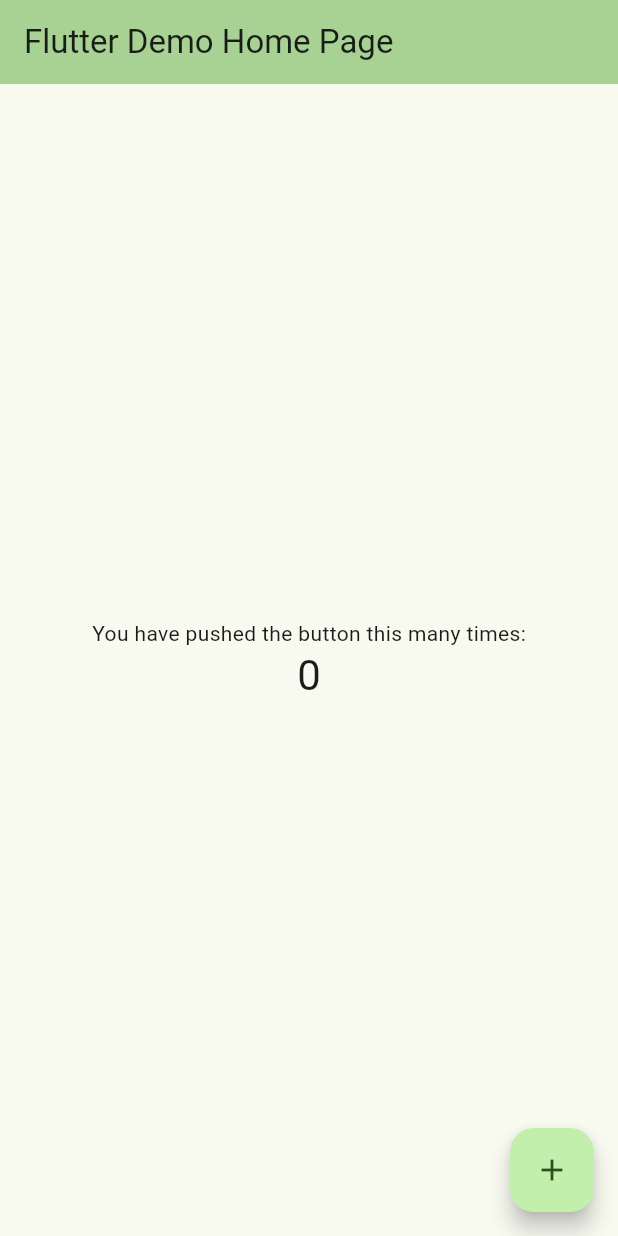
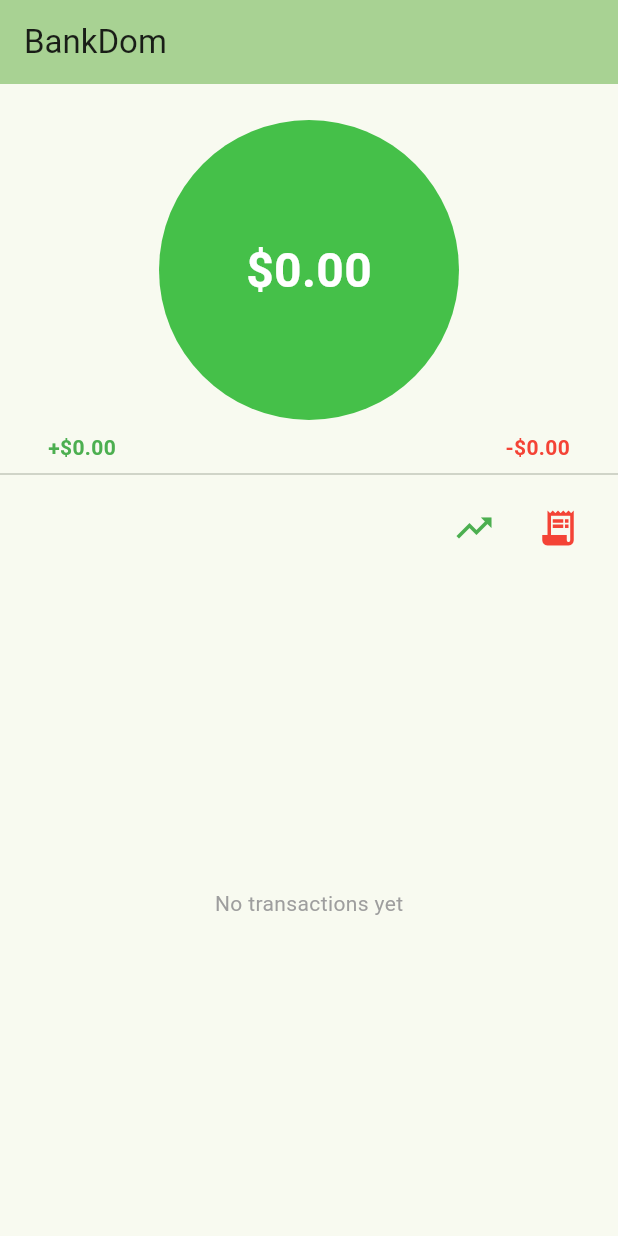
Before and after one commit to DanielGuerrero666/bankdom_v1, a Flutter app: the screen it shows after launch, on a phone screen of 412 x 824 dp. Run offline on Flutter 3.47's test engine with Material 3 defaults, Android fonts, the phone set to English and light mode, and no system bars.

Commit message:
Main structure working, working on categories and more basic necesities before jumping gamification, main focus now should be persistance. gotta learn that.

```diff
--- /dev/null
+++ b/lib/domain/models/transaction.dart
@@ -0,0 +1,17 @@
+enum TransactionType { earning, expense }
+
+class Transaction {
+  final String description;
+  final double amount;
+  final DateTime date;
+  final TransactionType type;
+  double percentage;
+
+  Transaction({
+    required this.description,
+    required this.amount,
+    required this.date,
+    required this.type,
+    this.percentage = 0.0,
+  });
+}
--- a/lib/main.dart
+++ b/lib/main.dart
@@ -1,4 +1,6 @@
 import 'package:flutter/material.dart';
+
+import 'presentation/screens/home_screen.dart';
 
 void main() {
   runApp(const MyApp());
@@ -7,116 +9,16 @@ void main() {
 class MyApp extends StatelessWidget {
   const MyApp({super.key});
 
-  // This widget is the root of your application.
   @override
   Widget build(BuildContext context) {
     return MaterialApp(
-      title: 'Flutter Demo',
+      title: 'BankDom',
       theme: ThemeData(
-        // This is the theme of your application.
-        //
-        // TRY THIS: Try running your application with "flutter run". You'll see
-        // the application has a purple toolbar. Then, without quitting the app,
-        // try changing the seedColor in the colorScheme below to Colors.green
-        // and then invoke "hot reload" (save your changes or press the "hot
-        // reload" button in a Flutter-supported IDE, or press "r" if you used
-        // the command line to start the app).
-        //
-        // Notice that the counter didn't reset back to zero; the application
-        // state is not lost during the reload. To reset the state, use hot
-        // restart instead.
-        //
-        // This works for code too, not just values: Most code changes can be
-        // tested with just a hot reload.
-        colorScheme: .fromSeed(seedColor: const Color.fromARGB(255, 65, 170, 27)),
+        colorScheme: ColorScheme.fromSeed(
+          seedColor: const Color.fromARGB(255, 65, 170, 27),
+        ),
       ),
-      home: const MyHomePage(title: 'Flutter Demo Home Page'),
+      home: const HomeScreen(title: 'BankDom'),
     );
   }
 }
-
-class MyHomePage extends StatefulWidget {
-  const MyHomePage({super.key, required this.title});
-
-  // This widget is the home page of your application. It is stateful, meaning
-  // that it has a State object (defined below) that contains fields that affect
-  // how it looks.
-
-  // This class is the configuration for the state. It holds the values (in this
-  // case the title) provided by the parent (in this case the App widget) and
-  // used by the build method of the State. Fields in a Widget subclass are
-  // always marked "final".
-
-  final String title;
-
-  @override
-  State<MyHomePage> createState() => _MyHomePageState();
-}
-
-class _MyHomePageState extends State<MyHomePage> {
-  int _counter = 0;
-
-  void _incrementCounter() {
-    setState(() {
-      // This call to setState tells the Flutter framework that something has
-      // changed in this State, which causes it to rerun the build method below
-      // so that the display can reflect the updated values. If we changed
-      // _counter without calling setState(), then the build method would not be
-      // called again, and so nothing would appear to happen.
-      _counter--;
-    });
-  }
-
-  @override
-  Widget build(BuildContext context) {
-    // This method is rerun every time setState is called, for instance as done
-    // by the _incrementCounter method above.
-    //
-    // The Flutter framework has been optimized to make rerunning build methods
-    // fast, so that you can just rebuild anything that needs updating rather
-    // than having to individually change instances of widgets.
-    return Scaffold(
-      appBar: AppBar(
-        // TRY THIS: Try changing the color here to a specific color (to
-        // Colors.amber, perhaps?) and trigger a hot reload to see the AppBar
-        // change color while the other colors stay the same.
-        backgroundColor: Theme.of(context).colorScheme.inversePrimary,
-        // Here we take the value from the MyHomePage object that was created by
-        // the App.build method, and use it to set our appbar title.
-        title: Text(widget.title),
-      ),
-      body: Center(
-        // Center is a layout widget. It takes a single child and positions it
-        // in the middle of the parent.
-        child: Column(
-          // Column is also a layout widget. It takes a list of children and
-          // arranges them vertically. By default, it sizes itself to fit its
-          // children horizontally, and tries to be as tall as its parent.
-          //
-          // Column has various properties to control how it sizes itself and
-          // how it positions its children. Here we use mainAxisAlignment to
-          // center the children vertically; the main axis here is the vertical
-          // axis because Columns are vertical (the cross axis would be
-          // horizontal).
-          //
-          // TRY THIS: Invoke "debug painting" (choose the "Toggle Debug Paint"
-          // action in the IDE, or press "p" in the console), to see the
-          // wireframe for each widget.
-          mainAxisAlignment: .center,
-          children: [
-            const Text('You have pushed the button this many times:'),
-            Text(
-              '$_counter',
-              style: Theme.of(context).textTheme.headlineMedium,
-            ),
-          ],
-        ),
-      ),
-      floatingActionButton: FloatingActionButton(
-        onPressed: _incrementCounter,
-        tooltip: 'Increment',
-        child: const Icon(Icons.add),
-      ),
-    );
-  }
-}
--- /dev/null
+++ b/lib/presentation/screens/home_screen.dart
@@ -0,0 +1,185 @@
+import 'package:flutter/material.dart';
+
+import '../../domain/models/transaction.dart';
+import '../widgets/balance_circle.dart';
+import '../widgets/transaction_list.dart';
+
+class HomeScreen extends StatefulWidget {
+  const HomeScreen({super.key, required this.title});
+  final String title;
+
+  @override
+  State<HomeScreen> createState() => _HomeScreenState();
+}
+
+class _HomeScreenState extends State<HomeScreen> {
+  final List<Transaction> _transactions = [];
+
+  double get _totalExpenses => _transactions
+      .where((t) => t.type == TransactionType.expense)
+      .fold(0.0, (sum, e) => sum + e.amount);
+
+  double get _totalEarnings => _transactions
+      .where((t) => t.type == TransactionType.earning)
+      .fold(0.0, (sum, e) => sum + e.amount);
+
+  double get _balance => _totalEarnings - _totalExpenses;
+
+  void _recalculatePercentages() {
+    for (final t in _transactions) {
+      if (t.type == TransactionType.earning) {
+        t.percentage = t.amount / _totalEarnings * 100;
+      }
+      else if (t.type == TransactionType.expense) {
+        t.percentage = t.amount / _totalExpenses * 100;
+      }
+    }
+  }
+
+  @override
+  Widget build(BuildContext context) {
+    return Scaffold(
+      appBar: AppBar(
+        backgroundColor: Theme.of(context).colorScheme.inversePrimary,
+        title: Text(widget.title),
+      ),
+      body: Column(
+        children: [
+          const SizedBox(height: 24),
+          Center(child: BalanceCircle(balance: _balance)),
+          const SizedBox(height: 8),
+          Padding(
+            padding: const EdgeInsets.symmetric(horizontal: 32),
+            child: Row(
+              mainAxisAlignment: MainAxisAlignment.spaceBetween,
+              children: [
+                Text(
+                  '+\$${_totalEarnings.toStringAsFixed(2)}',
+                  style: const TextStyle(
+                      color: Colors.green, fontWeight: FontWeight.bold),
+                ),
+                Text(
+                  '-\$${_totalExpenses.toStringAsFixed(2)}',
+                  style: const TextStyle(
+                      color: Colors.red, fontWeight: FontWeight.bold),
+                ),
+              ],
+            ),
+          ),
+          const Divider(),
+          Expanded(
+            child: TransactionList(
+              items: _transactions,
+              onAddEarning: _openAddEarningDialog,
+              onAddExpense: _openAddExpenseDialog,
+              onDelete: _confirmDeleteTransaction,
+            ),
+          ),
+        ],
+      ),
+    );
+  }
+
+  void _openAddExpenseDialog() {
+    _openAddTransactionDialog(
+      title: 'Add Expense',
+      type: TransactionType.expense,
+    );
+  }
+
+  void _openAddEarningDialog() {
+    _openAddTransactionDialog(
+      title: 'Add Earning',
+      type: TransactionType.earning,
+    );
+  }
+
+  void _openAddTransactionDialog({
+    required String title,
+    required TransactionType type,
+  }) {
+    final descController = TextEditingController();
+    final amountController = TextEditingController();
+
+    showDialog(
+      context: context,
+      builder: (context) {
+        return AlertDialog(
+          title: Text(title),
+          content: Column(
+            mainAxisSize: MainAxisSize.min,
+            children: [
+              TextField(
+                controller: descController,
+                decoration: const InputDecoration(labelText: 'Description'),
+              ),
+              const SizedBox(height: 8),
+              TextField(
+                controller: amountController,
+                keyboardType: TextInputType.number,
+                decoration: const InputDecoration(labelText: 'Amount'),
+              ),
+            ],
+          ),
+          actions: [
+            TextButton(
+              onPressed: () => Navigator.pop(context),
+              child: const Text('Cancel'),
+            ),
+            ElevatedButton(
+              onPressed: () {
+                final amount = double.tryParse(amountController.text);
+                final desc = descController.text.trim();
+                if (amount != null && amount > 0 && desc.isNotEmpty) {
+                  setState(() {
+                    _transactions.add(Transaction(
+                      description: desc,
+                      amount: amount,
+                      date: DateTime.now(),
+                      type: type,
+                    ));
+                    _recalculatePercentages();
+                  });
+                  Navigator.pop(context);
+                }
+              },
+              child: const Text('Add'),
+            ),
+          ],
+        );
+      },
+    );
+  }
+
+  void _confirmDeleteTransaction(int index) {
+    final item = _transactions[index];
+    showDialog(
+      context: context,
+      builder: (context) {
+        return AlertDialog(
+          title: const Text('Delete'),
+          content: Text(
+            'Remove "${item.description}" (\$${item.amount.toStringAsFixed(2)})?',
+          ),
+          actions: [
+            TextButton(
+              onPressed: () => Navigator.pop(context),
+              child: const Text('Cancel'),
+            ),
+            ElevatedButton(
+              style: ElevatedButton.styleFrom(backgroundColor: Colors.red),
+              onPressed: () {
+                setState(() {
+                  _transactions.removeAt(index);
+                  _recalculatePercentages();
+                });
+                Navigator.pop(context);
+              },
+              child: const Text('Delete'),
+            ),
+          ],
+        );
+      },
+    );
+  }
+}
--- /dev/null
+++ b/lib/presentation/widgets/balance_circle.dart
@@ -0,0 +1,30 @@
+import 'package:flutter/material.dart';
+
+class BalanceCircle extends StatelessWidget {
+  final double balance;
+
+  const BalanceCircle({super.key, required this.balance});
+
+  @override
+  Widget build(BuildContext context) {
+    return Container(
+      width: 200,
+      height: 200,
+      decoration: BoxDecoration(
+        shape: BoxShape.circle,
+        color: balance >= 0
+            ? const Color.fromARGB(255, 69, 192, 73)
+            : Colors.red,
+      ),
+      alignment: Alignment.center,
+      child: Text(
+        '\$${balance.toStringAsFixed(2)}',
+        style: const TextStyle(
+          color: Colors.white,
+          fontSize: 32,
+          fontWeight: FontWeight.bold,
+        ),
+      ),
+    );
+  }
+}
--- /dev/null
+++ b/lib/presentation/widgets/transaction_list.dart
@@ -0,0 +1,106 @@
+import 'package:flutter/material.dart';
+
+import '../../domain/models/transaction.dart';
+
+class TransactionList extends StatelessWidget {
+  final List<Transaction> items;
+  final VoidCallback onAddEarning;
+  final VoidCallback onAddExpense;
+  final void Function(int) onDelete;
+
+  const TransactionList({
+    super.key,
+    required this.items,
+    required this.onAddEarning,
+    required this.onAddExpense,
+    required this.onDelete,
+  });
+
+  @override
+  Widget build(BuildContext context) {
+    return Column(
+      children: [
+        Padding(
+          padding: const EdgeInsets.symmetric(horizontal: 16, vertical: 4),
+          child: Row(
+            mainAxisAlignment: MainAxisAlignment.end,
+            children: [
+              IconButton(
+                icon: const Icon(Icons.trending_up, size: 28),
+                color: Colors.green,
+                onPressed: onAddEarning,
+                tooltip: 'Add Earning',
+              ),
+              const SizedBox(width: 8),
+              IconButton(
+                icon: const Icon(Icons.receipt_long, size: 28),
+                color: Colors.red,
+                onPressed: onAddExpense,
+                tooltip: 'Add Expense',
+              ),
+            ],
+          ),
+        ),
+        Expanded(
+          child: items.isEmpty
+              ? const Center(
+                  child: Text(
+                    'No transactions yet',
+                    style: TextStyle(color: Colors.grey),
+                  ),
+                )
+              : ListView.builder(
+                  itemCount: items.length,
+                  itemBuilder: (context, index) {
+                    final item = items[index];
+                    final isEarning = item.type == TransactionType.earning;
+                    final color = isEarning ? Colors.green : Colors.red;
+                    final prefix = isEarning ? '+' : '-';
+                    final icon = isEarning
+                        ? Icons.trending_up
+                        : Icons.receipt_long;
+
+                    return Padding(
+                      padding: const EdgeInsets.symmetric(
+                          horizontal: 16, vertical: 4),
+                      child: Column(
+                        crossAxisAlignment: CrossAxisAlignment.start,
+                        children: [
+                          ListTile(
+                            contentPadding: EdgeInsets.zero,
+                            leading: Icon(icon, color: color),
+                            title: Text(item.description),
+                            subtitle: Text(
+                              '${item.date.month}/${item.date.day}/${item.date.year}  ·  ${item.percentage.toStringAsFixed(1)}% of ${isEarning ? 'earnings' : 'expenses'}',
+                            ),
+                            trailing: Text(
+                              '$prefix\$${item.amount.toStringAsFixed(2)}',
+                              style: TextStyle(
+                                color: color,
+                                fontWeight: FontWeight.bold,
+                                fontSize: 16,
+                              ),
+                            ),
+                            onLongPress: () => onDelete(index),
+                          ),
+                          ClipRRect(
+                            borderRadius: BorderRadius.circular(4),
+                            child: LinearProgressIndicator(
+                              value: (item.percentage / 100).clamp(0.0, 1.0),
+                              minHeight: 6,
+                              backgroundColor: Colors.grey.shade200,
+                              valueColor:
+                                  AlwaysStoppedAnimation<Color>(color),
+                            ),
+                          ),
+                          const SizedBox(height: 4),
+                        ],
+                      ),
+                    );
+                  },
+                ),
+        ),
+      ],
+    );
+  }
+}
```
